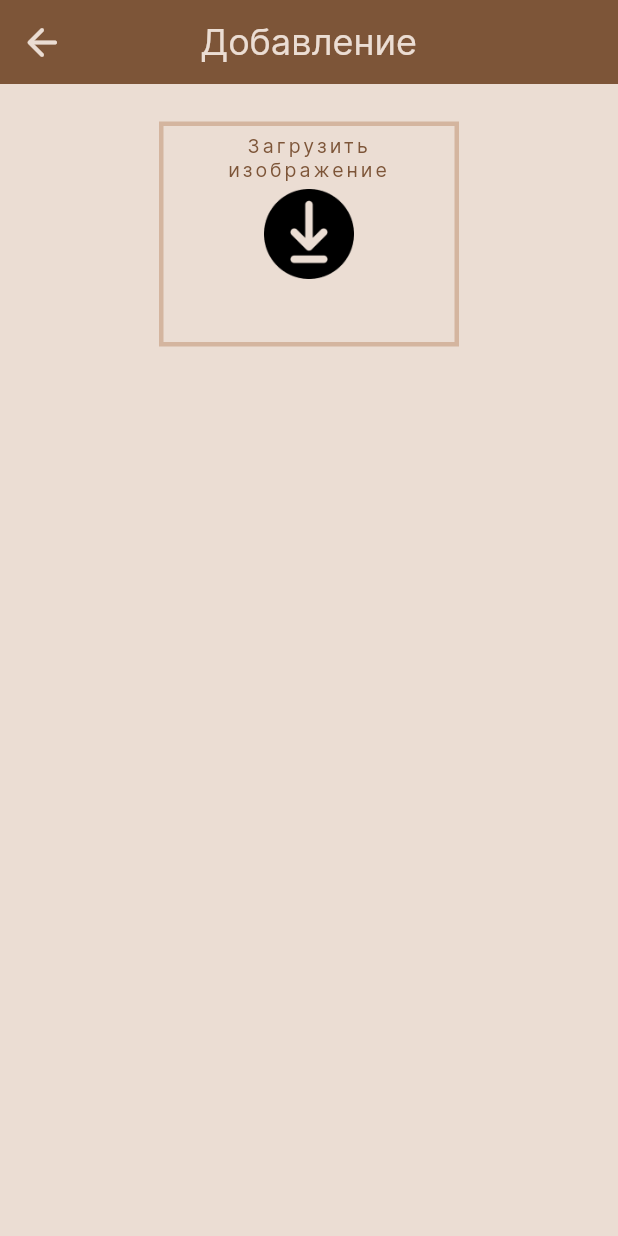
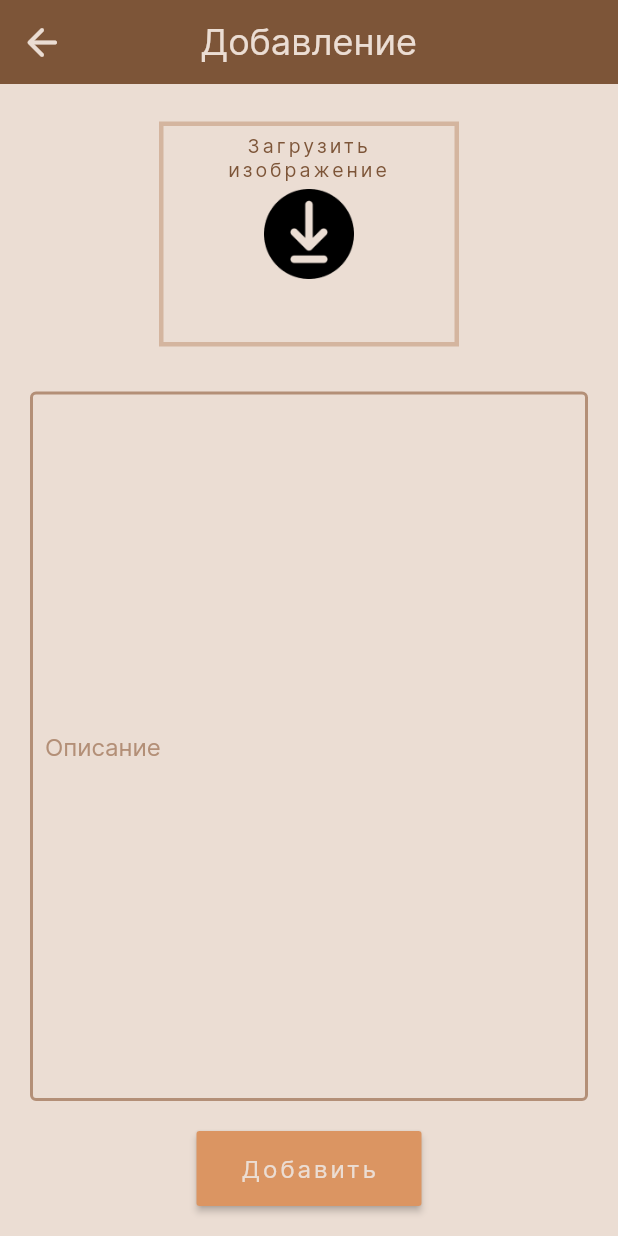
Before and after one commit to vcerm/Trot-nofelet, a Flutter app: the AddItem screen opened directly, on a phone screen of 412 x 824 dp. Run offline on Flutter 3.47's test engine with Material 2 defaults, Android fonts, the phone set to English and light mode, and no system bars.

Commit message:
Add Page Ready

```diff
--- a/lib/pages/add_page.dart
+++ b/lib/pages/add_page.dart
@@ -1,8 +1,19 @@
+import 'package:flutter/cupertino.dart';
 import 'package:flutter/material.dart';
+import 'package:nofelet/widgets/Add_Button_Widget.dart';
 import 'package:nofelet/widgets/Add_Item_Image.dart';
+import 'package:nofelet/widgets/input.dart';
 
-class AddItem extends StatelessWidget {
+class AddItem extends StatefulWidget {
   const AddItem({Key? key}) : super(key: key);
+
+  @override
+  State<AddItem> createState() => _AddItemState();
+}
+
+class _AddItemState extends State<AddItem> {
+
+  final _description = TextEditingController();
 
   @override
   Widget build(BuildContext context) {
@@ -31,16 +42,31 @@ class AddItem extends StatelessWidget {
           ),
         ),
       ),
-      body: Center(
-        child: Column(
+      body: Column(
           children: [
             Padding(
               padding: const EdgeInsets.only(top: 25.0),
               child: addImage(),
             ),
+
+            Expanded(
+              child: Padding(
+                padding: const EdgeInsets.only(top: 30.0),
+                child: LayoutBuilder(
+                  builder: (context, constraints) {
+                    return SizedBox(
+                      height: constraints.maxHeight / 9,
+                      child: input('Описание', _description, false, true, null)
+                    );
+                  }),
+                ),
+            ),
+            Padding(
+              padding: const EdgeInsets.symmetric(vertical: 20.0),
+              child: addButton((){Navigator.pop(context);}),
+            )
           ],
         ),
-      ),
     );
   }
 }
--- a/lib/pages/auth_page.dart
+++ b/lib/pages/auth_page.dart
@@ -45,11 +45,11 @@ class _AuthPageState extends State<AuthPage> {
         children: <Widget>[
           Padding(
             padding: const EdgeInsets.only(top: 170, bottom: 10),
-            child: input("EMAIL", _emailController, false),
+            child: input("EMAIL", _emailController, false, false, 1),
           ),
           Padding(
             padding: const EdgeInsets.symmetric(vertical: 10.0),
-            child: input("PASSWORD", _passwordController, true),
+            child: input("PASSWORD", _passwordController, true, false, 1),
           ),
           Padding(
             padding: const EdgeInsets.symmetric(vertical: 10.0),
--- a/lib/widgets/Add_Button_Widget.dart
+++ b/lib/widgets/Add_Button_Widget.dart
@@ -3,7 +3,8 @@ import 'package:nofelet/widgets/Button_Widget.dart';
 
 Widget addButton(void func()){
   return SizedBox(
-    width: 60,
+    height: 50,
+    width: 150,
     child: button('Добавить', func),
   );
 }
--- a/lib/widgets/input.dart
+++ b/lib/widgets/input.dart
@@ -1,6 +1,7 @@
 import 'package:flutter/material.dart';
 
-Widget input(String hint, TextEditingController controller, bool obscure){
+Widget input(String hint, TextEditingController controller, bool obscure, bool expand, final maxLines){
+
   return Container(
     padding: const EdgeInsets.symmetric(horizontal: 20.0),
     child: TextField(
@@ -19,6 +20,8 @@ Widget input(String hint, TextEditingController controller, bool obscure){
           borderSide: BorderSide(color: Color(0xffb38f77), width: 3),
         ),
       ),
+      expands: expand,
+      maxLines: maxLines,
       controller: controller,
       obscureText: obscure,
       style: const TextStyle(
```
Also changed, not shown: lib/pages/registraion_page.dart (+5 -5 lines).
